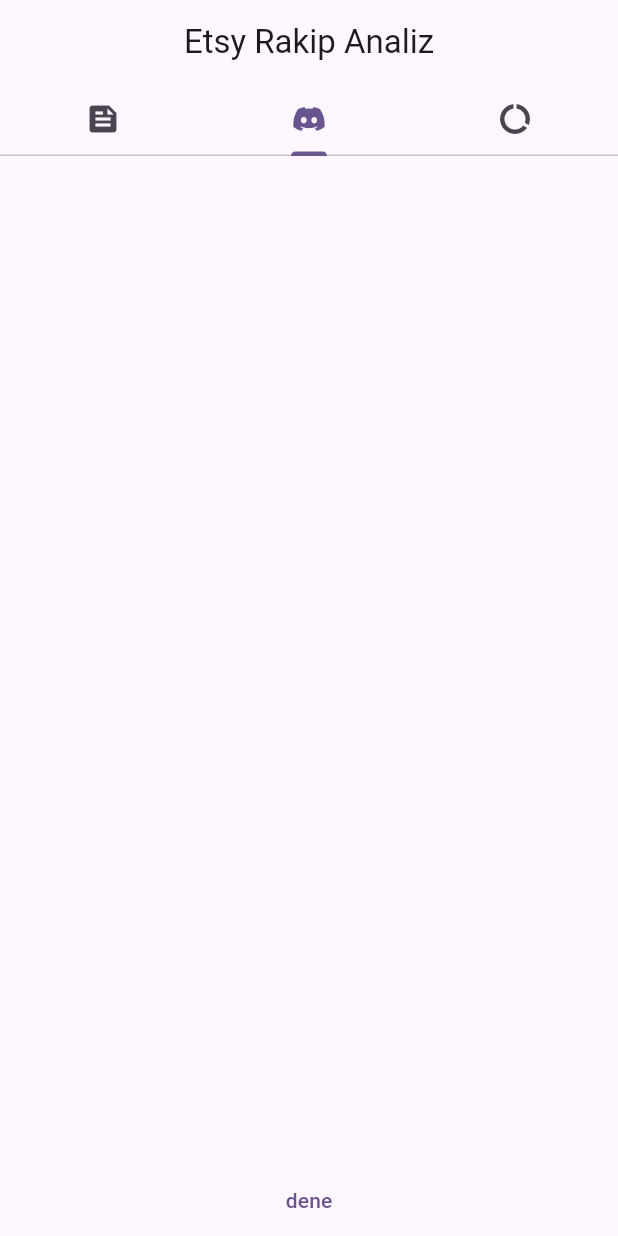
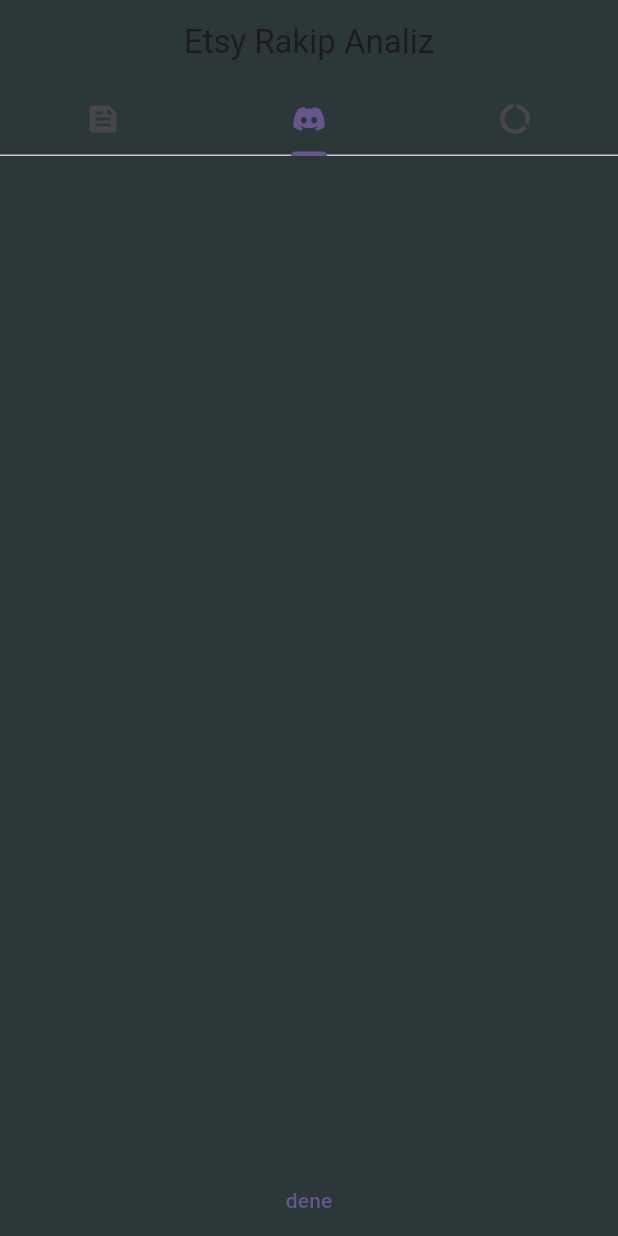
Before and after one commit to OFD16/competitor_analysis, a Flutter app: the screen it shows after launch, tab 2 chosen, on a phone screen of 412 x 824 dp. Run offline on Flutter 3.47's test engine with Material 2 defaults, Android fonts, the phone set to English and light mode, and no system bars; our stand-ins replace webview_flutter; missing offline and left inert: web_scraper, webview_windows.

Commit message:
color added

```diff
--- a/lib/main.dart
+++ b/lib/main.dart
@@ -14,7 +14,22 @@
     return MaterialApp(
       title: 'Competitor Analyzer',
       theme: ThemeData(
-        colorScheme: ColorScheme.fromSeed(seedColor: Colors.deepPurple),
+        colorScheme: ColorScheme.fromSeed(
+          seedColor: Colors.deepPurple,
+          background: const Color(0xff2c3837),
+          surface: const Color(0xff2c3837),
+          // primary: Colors.red,
+          // onPrimary: Colors.red,
+          primaryContainer: Colors.deepPurple, // floating action button color
+          // secondary: Colors.red,
+          // onPrimaryContainer: Colors.deepPurple,
+          // secondaryContainer: Colors.deepPurple,
+          // tertiaryContainer: Colors.deepPurple,
+          // secondaryContainer: Colors.red,
+          // onSecondaryContainer: Colors.red,
+          // tertiary: Colors.green,
+          // tertiaryContainer: Colors.red,
+        ),
         useMaterial3: true,
       ),
       debugShowCheckedModeBanner: false,
```
